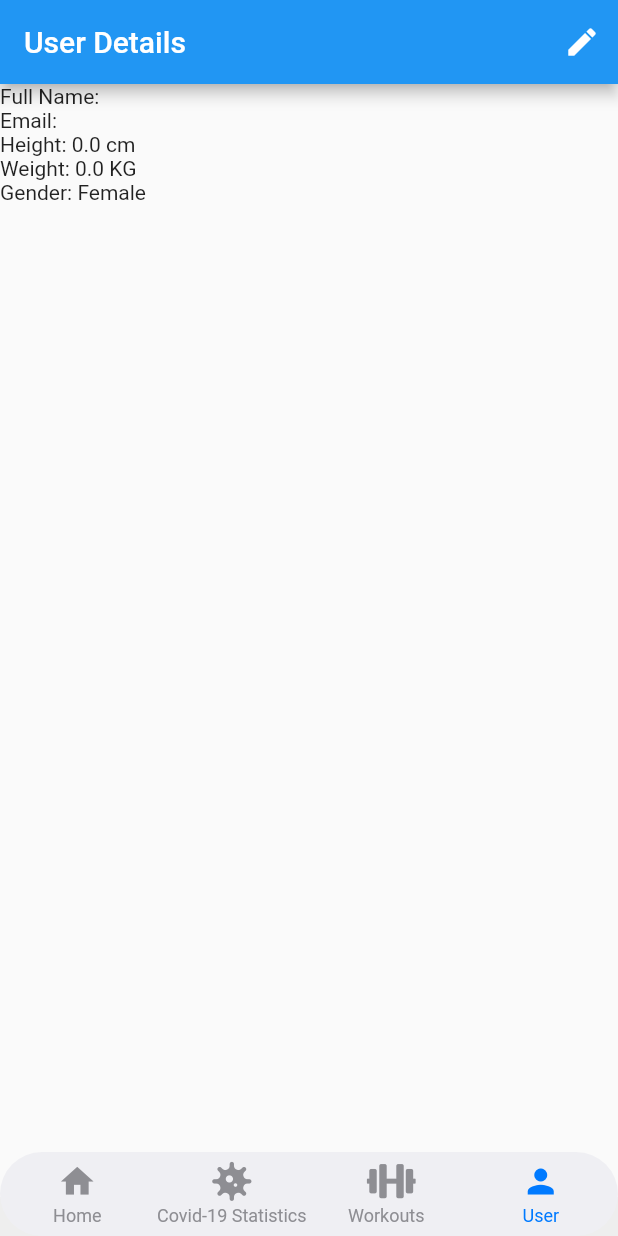
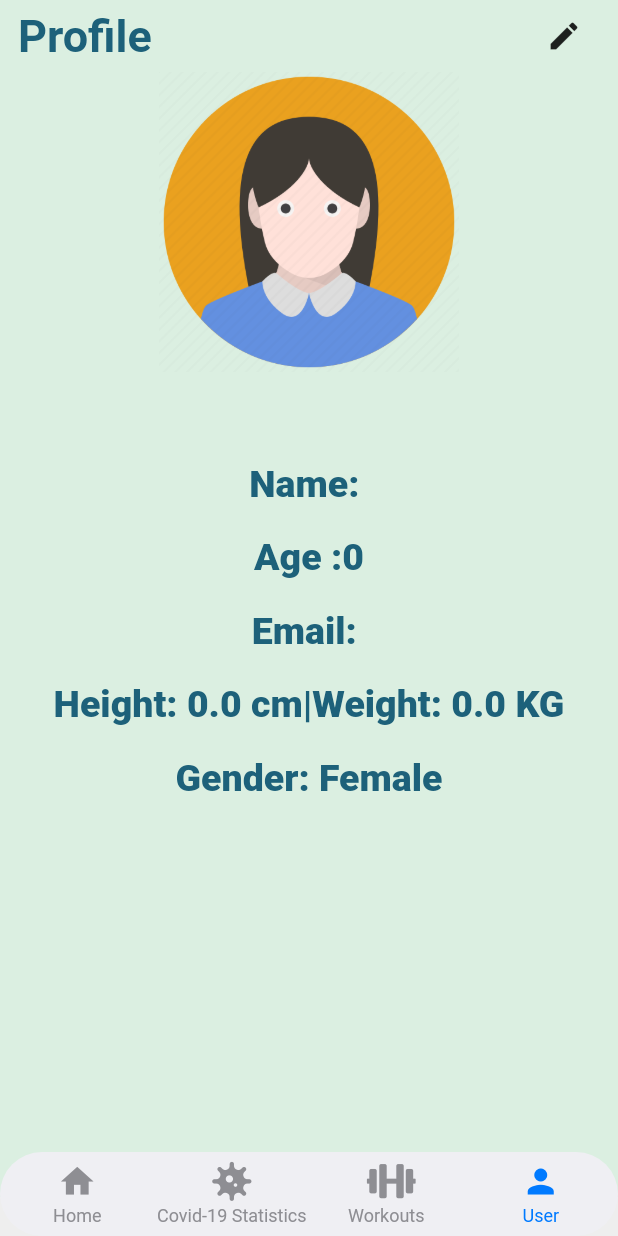
Before and after one commit to SumayaSiddique/Care_4_U_project, a Flutter app: the screen it shows once a user with an empty profile is signed in, item 4 of the bottom bar chosen, on a phone screen of 412 x 824 dp. Run offline on Flutter 3.47's test engine with Material 2 defaults, Android fonts, the phone set to English and light mode, and no system bars; drawn by our look-alikes of persistent_bottom_nav_bar; our stand-ins replace carousel_slider, cloud_firestore, firebase_auth, firebase_core, fl_chart, flutter_local_notifications and 12 more; accounts and stored records are empty; network calls fail; Roboto replaces fonts that are missing (SF Pro Rounded); project files that could hold a hidden picture were left out.

Commit message:
Usermodel age updated and UserDetails Screen added

```diff
--- a/care_4_u_project/lib/Datamodel/User/Usermodel.dart
+++ b/care_4_u_project/lib/Datamodel/User/Usermodel.dart
@@ -1,10 +1,12 @@
 class Usermodel {
   final String email, password, fullName;
+  final int age;
   final double weight, height;
   final bool isMale;
 
   Usermodel({
     required this.fullName,
+    required this.age,
     required this.email,
     required this.password,
     required this.height,
--- a/care_4_u_project/lib/Screens/UserDetails/UserDetails.dart
+++ b/care_4_u_project/lib/Screens/UserDetails/UserDetails.dart
@@ -22,26 +22,30 @@ class UserDetails extends StatelessWidget {
   @override
   Widget build(BuildContext context) {
     return Scaffold(
-      appBar: AppBar(
-        title: Text("User Details"),
-        actions: [
-          IconButton(
-            onPressed: () {
-              Get.bottomSheet(
-                UserEditableBottomSheet(
-                  usermodel: usermodel,
-                ),
-                // barrierColor: Colors.red[50],
-                isDismissible: true,
-              );
-            },
-            icon: Icon(
-              Icons.edit,
-            ),
-          ),
-        ],
-      ),
+      backgroundColor: Color(0xffdbefe1),
+      // appBar: AppBar(
+      //   title: Text("User Details"),
+      //   actions: [
+      //     IconButton(
+      //       onPressed: () {
+      //         Get.bottomSheet(
+      //           UserEditableBottomSheet(
+      //             usermodel: usermodel,
+      //           ),
+      //           // barrierColor: Colors.red[50],
+      //           isDismissible: true,
+      //         );
+      //       },
+      //       icon: Icon(
+      //         Icons.edit,
+      //       ),
+      //     ),
+      //   ],
+      // ),
       body: SingleChildScrollView(
+        child: SafeArea(
+          child: Padding(
+            padding: const EdgeInsets.symmetric(horizontal: 12.0),
             child: Column(
               children: [
                 StreamBuilder<DocumentSnapshot>(
@@ -60,6 +64,7 @@ class UserDetails extends StatelessWidget {
                     if (snapshot.connectionState == ConnectionState.active) {
                       Usermodel usermodel = Usermodel(
                         fullName: snapshot.data!.get('name'),
+                        age: snapshot.data!.get('age'),
                         email: snapshot.data!.get('email'),
                         password: "",
                         height: snapshot.data!.get('height') / 1.0,
@@ -76,6 +81,8 @@ class UserDetails extends StatelessWidget {
                   },
                 ),
               ],
+            ),
+          ),
         ),
       ),
     );
@@ -264,14 +271,105 @@ class BuildUserInfo extends StatelessWidget {
 
   @override
   Widget build(BuildContext context) {
+    final img = usermodel.isMale ? "male" : "female";
     return Column(
       crossAxisAlignment: CrossAxisAlignment.start,
       children: [
-        Text("Full Name: " + usermodel.fullName),
-        Text("Email: " + usermodel.email),
-        Text("Height: " + usermodel.height.toString() + " cm"),
-        Text("Weight: " + usermodel.weight.toString() + " KG"),
-        Text(usermodel.isMale ? "Gender: Male" : "Gender: Female"),
+        Row(
+          children: [
+            Text(
+              "Profile",
+              style: TextStyle(
+                fontSize: 30,
+                fontWeight: FontWeight.w700,
+                color: Color(0xff1d617A),
+              ),
+            ),
+            Spacer(),
+            IconButton(
+              onPressed: () {
+                Get.bottomSheet(
+                  UserEditableBottomSheet(
+                    usermodel: usermodel,
+                  ),
+                  // barrierColor: Colors.red[50],
+                  isDismissible: true,
+                );
+              },
+              icon: Icon(
+                Icons.edit,
+              ),
+            ),
+          ],
+        ),
+        Center(
+          child: Image(
+            image: AssetImage("images/" + img + ".png"),
+            height: 200,
+          ),
+        ),
+        SizedBox(height: 60),
+        Center(
+          child: Text(
+            "Name: " + usermodel.fullName,
+            style: TextStyle(
+              fontSize: 25,
+              fontWeight: FontWeight.w800,
+              color: Color(0xff1d617A),
+            ),
+          ),
+        ),
+        SizedBox(height: 20),
+        Center(
+          child: Text(
+            "Age :${usermodel.age}",
+            style: TextStyle(
+              fontSize: 25,
+              fontWeight: FontWeight.w800,
+              color: Color(0xff1d617A),
+            ),
+          ),
+        ),
+        SizedBox(height: 20),
+        Center(
+          child: Text(
+            "Email: " + usermodel.email,
+            style: TextStyle(
+              fontSize: 25,
+              fontWeight: FontWeight.w800,
+              color: Color(0xff1d617A),
+            ),
+          ),
+        ),
+        SizedBox(height: 20),
+        Center(
+          child: Text(
+            "Height: " +
+                usermodel.height.toString() +
+                " cm" +
+                "|" +
+                "Weight: " +
+                usermodel.weight.toString() +
+                " KG",
+            style: TextStyle(
+              fontSize: 25,
+              fontWeight: FontWeight.w800,
+              color: Color(0xff1d617A),
+            ),
+          ),
+        ),
+        // Text("Weight: " + usermodel.weight.toString() + " KG"),
+        SizedBox(height: 20),
+        Center(
+          child: Text(
+            usermodel.isMale ? "Gender: Male" : "Gender: Female",
+            style: TextStyle(
+              fontSize: 25,
+              fontWeight: FontWeight.w800,
+              color: Color(0xff1d617A),
+            ),
+          ),
+        ),
       ],
     );
   }
--- a/care_4_u_project/lib/Screens/Welcome/SignUpScreen.dart
+++ b/care_4_u_project/lib/Screens/Welcome/SignUpScreen.dart
@@ -18,13 +18,14 @@ class SignUpScreen extends StatefulWidget {
 class _SignUpScreenState extends State<SignUpScreen> {
   final _formKey = GlobalKey<FormState>();
   String email = "", password = "", name = "", gender = "";
+  int age = 0;
   double height = 0, weight = 0;
   bool isMale = true;
   @override
   Widget build(BuildContext context) {
     final size = MediaQuery.of(context).size;
     return Scaffold(
-      backgroundColor: Color(0xffdbefe1),
+      backgroundColor: Color(0xff9fccc3),
       body: SafeArea(
         child: SingleChildScrollView(
           child: Stack(
@@ -294,14 +295,14 @@ class _SignUpScreenState extends State<SignUpScreen> {
                             ),
                           ),
                         ),
-                        validator: (String? value) {
+                        validator: (value) {
                           if (value == null || value.isEmpty) {
                             return 'Please enter your Age';
                           }
                           return null;
                         },
                         onChanged: (value) {
-                          weight = double.parse(value);
+                          age = int.parse(value);
                         },
                       ),
                     ),
@@ -527,6 +528,7 @@ class _SignUpScreenState extends State<SignUpScreen> {
                             );
                             final newUser = Usermodel(
                                 fullName: name,
+                                age: age,
                                 email: email,
                                 password: password,
                                 height: height,
```
Also changed, not shown: care_4_u_project/images/female.png (added), care_4_u_project/images/male.png (added). Lines whose indentation alone changed are shown as unchanged.
